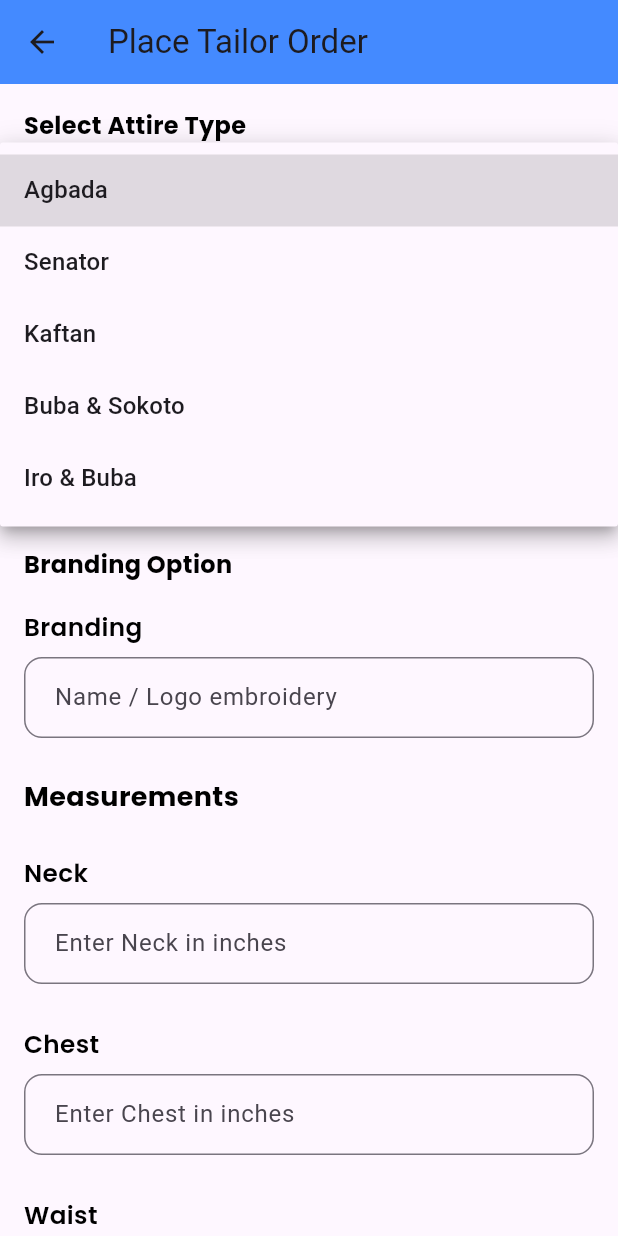
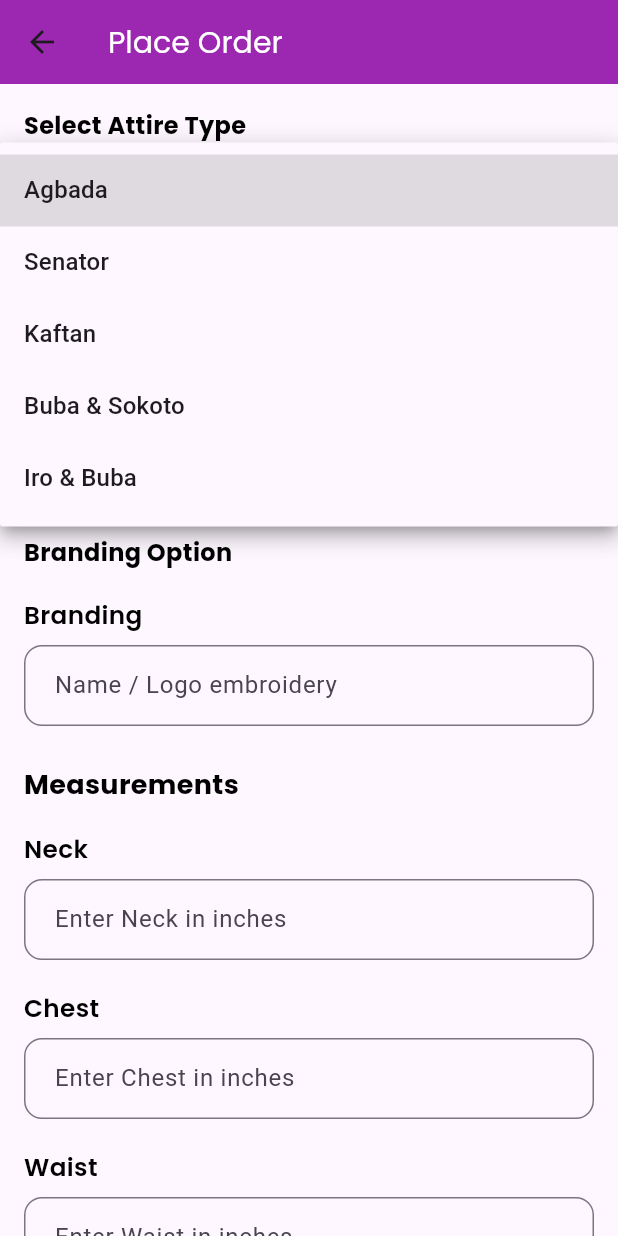
Before and after one commit to mackings/House-of-Glam, a Flutter app: the Sew screen opened directly, after a tap on the "arrow drop down" icon, on a phone screen of 412 x 824 dp. Run offline on Flutter 3.47's test engine with Material 3 defaults, Android fonts, the phone set to English and light mode, and no system bars; our stand-ins replace flutter_riverpod, flutter_secure_storage, google_fonts, image_picker, shared_preferences; accounts and stored records are empty.

Commit message:
sew optimize

```diff
--- a/lib/App/Home/Views/Sew.dart
+++ b/lib/App/Home/Views/Sew.dart
@@ -1,10 +1,13 @@
 import 'dart:io';
 
 import 'package:flutter/material.dart';
+import 'package:hog/components/Tailors/dropdown.dart';
+import 'package:hog/components/Tailors/imagepickers.dart';
 import 'package:hog/components/button.dart';
 import 'package:hog/components/formfields.dart';
 import 'package:hog/components/texts.dart';
 import 'package:image_picker/image_picker.dart';
+
 
 class Sew extends StatefulWidget {
   const Sew({super.key});
@@ -14,26 +17,10 @@ class Sew extends StatefulWidget {
 }
 
 class _SewState extends State<Sew> {
-  // Options
-  final List<String> attireTypes = [
-    "Agbada",
-    "Senator",
-    "Kaftan",
-    "Buba & Sokoto",
-    "Iro & Buba",
-  ];
-
-  final List<String> materials = [
-    "Cotton",
-    "Brocade",
-    "Atiku",
-    "Ankara",
-    "Lace",
-  ];
-
+  final List<String> attireTypes = ["Agbada", "Senator", "Kaftan", "Buba & Sokoto", "Iro & Buba"];
+  final List<String> materials = ["Cotton", "Brocade", "Atiku", "Ankara", "Lace"];
   final List<String> colors = ["Red", "Blue", "White", "Black", "Green"];
 
-  // Selected options
   String? selectedAttire;
   String? selectedMaterial;
   String? selectedColor;
@@ -57,57 +44,10 @@ class _SewState extends State<Sew> {
       );
       return;
     }
-
     final XFile? image = await _picker.pickImage(source: ImageSource.gallery);
     if (image != null) {
-      setState(() {
-        sampleImages.add(File(image.path));
-      });
+      setState(() => sampleImages.add(File(image.path)));
     }
-  }
-
-  Widget _buildDropdown(
-      String label,
-      List<String> options,
-      String? selectedValue,
-      Function(String?) onChanged,
-      ) {
-    return Column(
-      crossAxisAlignment: CrossAxisAlignment.start,
-      children: [
-        CustomText(label, fontSize: 16, fontWeight: FontWeight.bold),
-        const SizedBox(height: 8),
-        DropdownButtonFormField<String>(
-          value: selectedValue,
-          items: options
-              .map((e) => DropdownMenuItem(value: e, child: Text(e)))
-              .toList(),
-          onChanged: onChanged,
-          decoration: InputDecoration(
-            border: OutlineInputBorder(borderRadius: BorderRadius.circular(12)),
-            contentPadding: const EdgeInsets.symmetric(horizontal: 12, vertical: 10),
-          ),
-        ),
-        const SizedBox(height: 16),
-      ],
-    );
-  }
-
-  Widget _buildMeasurementField(String label) {
-    return Column(
-      crossAxisAlignment: CrossAxisAlignment.start,
-      children: [
-        const SizedBox(height: 8),
-        CustomTextField(
-          title: label,
-          hintText: "Enter $label in inches",
-          fieldKey: label.toLowerCase(),
-          controller: measurementControllers[label],
-          keyboardType: TextInputType.number,
-        ),
-       // const SizedBox(height: 4),
-      ],
-    );
   }
 
   void _submitOrder() {
@@ -121,7 +61,6 @@ class _SewState extends State<Sew> {
     };
 
     print("Order Data: $orderData");
-
     ScaffoldMessenger.of(context).showSnackBar(
       const SnackBar(content: Text("Order submitted successfully!")),
     );
@@ -138,39 +77,34 @@ class _SewState extends State<Sew> {
   Widget build(BuildContext context) {
     return Scaffold(
       appBar: AppBar(
-        title: const Text("Place Tailor Order"),
-        backgroundColor: Colors.blueAccent,
+        title: const CustomText("Place Order", color: Colors.white, fontSize: 20),
+        backgroundColor: Colors.purple,
       ),
       body: SingleChildScrollView(
         padding: const EdgeInsets.all(16),
         child: Column(
           crossAxisAlignment: CrossAxisAlignment.start,
           children: [
-            _buildDropdown(
-              "Select Attire Type",
-              attireTypes,
-              selectedAttire,
-              (val) => setState(() => selectedAttire = val),
+            CustomDropdown(
+              label: "Select Attire Type",
+              options: attireTypes,
+              selectedValue: selectedAttire,
+              onChanged: (val) => setState(() => selectedAttire = val),
             ),
-            _buildDropdown(
-              "Choose Material",
-              materials,
-              selectedMaterial,
-              (val) => setState(() => selectedMaterial = val),
+            CustomDropdown(
+              label: "Choose Material",
+              options: materials,
+              selectedValue: selectedMaterial,
+              onChanged: (val) => setState(() => selectedMaterial = val),
             ),
-            _buildDropdown(
-              "Select Color",
-              colors,
-              selectedColor,
-              (val) => setState(() => selectedColor = val),
+            CustomDropdown(
+              label: "Select Color",
+              options: colors,
+              selectedValue: selectedColor,
+              onChanged: (val) => setState(() => selectedColor = val),
             ),
 
-            const SizedBox(height: 8),
-            CustomText(
-              "Branding Option",
-              fontSize: 16,
-              fontWeight: FontWeight.bold,
-            ),
+            CustomText("Branding Option", fontSize: 16, fontWeight: FontWeight.bold),
             const SizedBox(height: 8),
             CustomTextField(
               title: "Branding",
@@ -178,68 +112,21 @@ class _SewState extends State<Sew> {
               fieldKey: "branding",
               controller: brandingController,
             ),
+
             const SizedBox(height: 16),
-
-            CustomText(
-              "Measurements",
-              fontSize: 18,
-              fontWeight: FontWeight.bold,
-            ),
+            CustomText("Measurements", fontSize: 18, fontWeight: FontWeight.bold),
             const SizedBox(height: 8),
             ...measurementControllers.keys.map(
-                  (key) => _buildMeasurementField(key),
+              (key) => MeasurementField(label: key, controller: measurementControllers[key]!),
             ),
 
-            CustomText(
-              "Upload Sample Designs (Optional, up to 5)",
-              fontSize: 16,
-              fontWeight: FontWeight.bold,
-            ),
+            const SizedBox(height: 16),
+            CustomText("Upload Sample Designs (Optional, up to 5)", fontSize: 16, fontWeight: FontWeight.bold),
             const SizedBox(height: 8),
-            SizedBox(
-              height: 150,
-              child: ListView.builder(
-                scrollDirection: Axis.horizontal,
-                itemCount: sampleImages.length + 1,
-                itemBuilder: (context, index) {
-                  if (index == sampleImages.length) {
-                    return GestureDetector(
-                      onTap: pickSampleImage,
-                      child: Container(
-                        width: 150,
-                        margin: const EdgeInsets.only(right: 12),
-                        decoration: BoxDecoration(
-                          border: Border.all(color: Colors.grey.shade400),
-                          borderRadius: BorderRadius.circular(12),
-                          color: Colors.grey.shade100,
-                        ),
-                        child: const Center(
-                          child: Icon(Icons.add_a_photo, size: 50, color: Colors.grey),
-                        ),
-                      ),
-                    );
-                  }
-                  final file = sampleImages[index];
-                  return Container(
-                    width: 150,
-                    margin: const EdgeInsets.only(right: 12),
-                    decoration: BoxDecoration(
-                      borderRadius: BorderRadius.circular(12),
-                      image: DecorationImage(
-                        image: FileImage(file),
-                        fit: BoxFit.cover,
-                      ),
-                    ),
-                  );
-                },
-              ),
-            ),
+            MultiImagePicker(images: sampleImages, onAddImage: pickSampleImage),
 
             const SizedBox(height: 40),
-            CustomButton(
-              title: "Submit Order",
-              onPressed: _submitOrder,
-            ),
+            CustomButton(title: "Submit Order", onPressed: _submitOrder),
             const SizedBox(height: 30),
           ],
         ),
--- a/lib/App/Tailors/details.dart
+++ b/lib/App/Tailors/details.dart
@@ -1,5 +1,6 @@
 import 'package:flutter/material.dart';
 import 'package:hog/App/Home/Model/vendor.dart';
+import 'package:hog/components/texts.dart';
 
 
 
@@ -47,9 +48,10 @@ class _DetailsState extends State<Details> {
 
     return Scaffold(
       appBar: AppBar(
-        title: Text(vendor.businessName),
+        iconTheme: IconThemeData(color: Colors.white),
+        title: CustomText("${vendor.businessName}",color: Colors.white,fontSize: 20,),
         centerTitle: true,
-        backgroundColor: Colors.blueAccent,
+        backgroundColor: Colors.purple,
       ),
       body: SingleChildScrollView(
         child: Column(
@@ -129,12 +131,9 @@ floatingActionButton: Padding(
         );
       },
       icon: const Icon(Icons.design_services, color: Colors.white),
-      label: const Text(
-        "Hire Designer",
-        style: TextStyle(fontSize: 16, fontWeight: FontWeight.bold),
-      ),
+      label: const CustomText("Hire Designer",color: Colors.white,),
       style: ElevatedButton.styleFrom(
-        backgroundColor: Colors.blueAccent,
+        backgroundColor: Colors.purple,
         shape: RoundedRectangleBorder(
           borderRadius: BorderRadius.circular(12),
         ),
--- /dev/null
+++ b/lib/components/Tailors/dropdown.dart
@@ -0,0 +1,60 @@
+import 'package:flutter/material.dart';
+import 'package:hog/components/formfields.dart';
+import 'package:hog/components/texts.dart';
+
+
+class CustomDropdown extends StatelessWidget {
+  final String label;
+  final List<String> options;
+  final String? selectedValue;
+  final Function(String?) onChanged;
+
+  const CustomDropdown({
+    super.key,
+    required this.label,
+    required this.options,
+    required this.selectedValue,
+    required this.onChanged,
+  });
+
+  @override
+  Widget build(BuildContext context) {
+    return Column(
+      crossAxisAlignment: CrossAxisAlignment.start,
+      children: [
+        CustomText(label, fontSize: 16, fontWeight: FontWeight.bold),
+        const SizedBox(height: 8),
+        DropdownButtonFormField<String>(
+          value: selectedValue,
+          items: options
+              .map((e) => DropdownMenuItem(value: e, child: Text(e)))
+              .toList(),
+          onChanged: onChanged,
+          decoration: InputDecoration(
+            border: OutlineInputBorder(borderRadius: BorderRadius.circular(12)),
+            contentPadding: const EdgeInsets.symmetric(horizontal: 12, vertical: 10),
+          ),
+        ),
+        const SizedBox(height: 16),
+      ],
+    );
+  }
+}
+
+class MeasurementField extends StatelessWidget {
+  final String label;
+  final TextEditingController controller;
+
+  const MeasurementField({super.key, required this.label, required this.controller});
+
+  @override
+  Widget build(BuildContext context) {
+    return CustomTextField(
+      title: label,
+      hintText: "Enter $label in inches",
+      fieldKey: label.toLowerCase(),
+      controller: controller,
+      keyboardType: TextInputType.number,
+    );
+  }
+}
--- /dev/null
+++ b/lib/components/Tailors/imagepickers.dart
@@ -0,0 +1,56 @@
+import 'dart:io';
+import 'package:flutter/material.dart';
+
+
+class MultiImagePicker extends StatelessWidget {
+  final List<File> images;
+  final VoidCallback onAddImage;
+
+  const MultiImagePicker({
+    super.key,
+    required this.images,
+    required this.onAddImage,
+  });
+
+  @override
+  Widget build(BuildContext context) {
+    return SizedBox(
+      height: 150,
+      child: ListView.builder(
+        scrollDirection: Axis.horizontal,
+        itemCount: images.length + 1,
+        itemBuilder: (context, index) {
+          if (index == images.length) {
+            return GestureDetector(
+              onTap: onAddImage,
+              child: Container(
+                width: 150,
+                margin: const EdgeInsets.only(right: 12),
+                decoration: BoxDecoration(
+                  border: Border.all(color: Colors.grey.shade400),
+                  borderRadius: BorderRadius.circular(12),
+                  color: Colors.grey.shade100,
+                ),
+                child: const Center(
+                  child: Icon(Icons.add_a_photo, size: 50, color: Colors.grey),
+                ),
+              ),
+            );
+          }
+          final file = images[index];
+          return Container(
+            width: 150,
+            margin: const EdgeInsets.only(right: 12),
+            decoration: BoxDecoration(
+              borderRadius: BorderRadius.circular(12),
+              image: DecorationImage(
+                image: FileImage(file),
+                fit: BoxFit.cover,
+              ),
+            ),
+          );
+        },
+      ),
+    );
+  }
+}
--- a/lib/components/navbar.dart
+++ b/lib/components/navbar.dart
@@ -15,7 +15,7 @@ class CustomBottomNavBar extends StatelessWidget {
   Widget build(BuildContext context) {
     final items = [
       {"icon": Icons.home, "label": "Home"},
-      {"icon": Icons.search, "label": "Search"},
+      {"icon": Icons.card_travel, "label": "Sew"},
       {"icon": Icons.favorite, "label": "Wishlist"},
       {"icon": Icons.person, "label": "Profile"},
     ];
```
